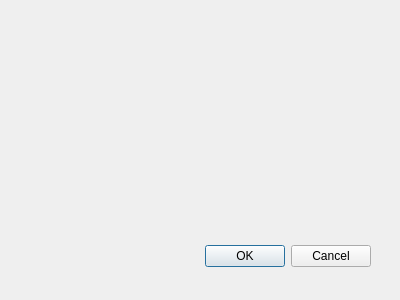
FasolowySpioch/faubla-ultima-item-generator, file gui/dialogue/itemgen/itemgendialogue.ui: the form before one commit.
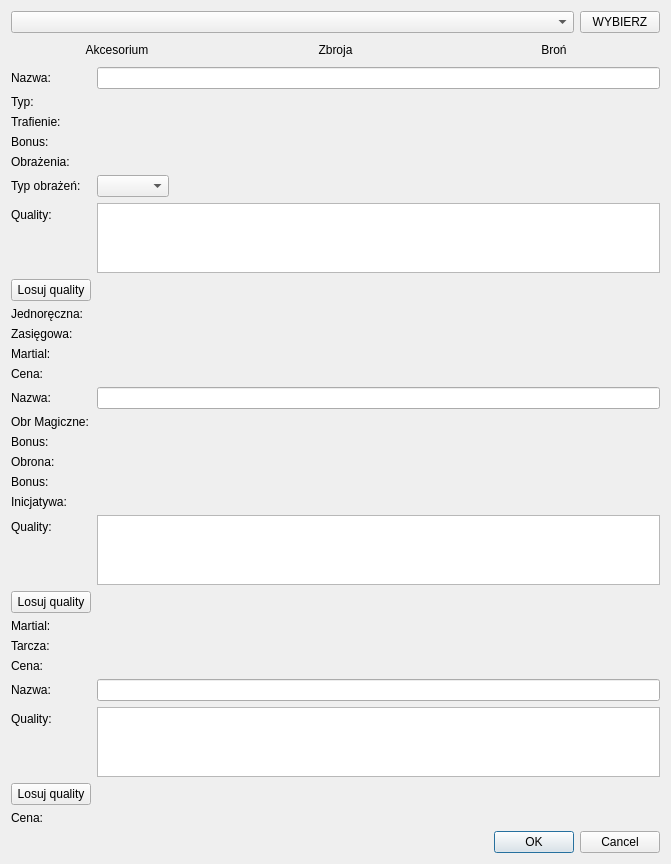
The form after the commit.

Commit message: Skeleton for GUI finished

```diff
--- a/gui/dialogue/itemgen/itemgendialogue.ui
+++ b/gui/dialogue/itemgen/itemgendialogue.ui
@@ -6,29 +6,527 @@
    <rect>
     <x>0</x>
     <y>0</y>
-    <width>400</width>
-    <height>300</height>
+    <width>671</width>
+    <height>596</height>
    </rect>
   </property>
   <property name="windowTitle">
    <string>Dialog</string>
   </property>
-  <widget class="QDialogButtonBox" name="buttonBox">
-   <property name="geometry">
-    <rect>
-     <x>30</x>
-     <y>240</y>
-     <width>341</width>
-     <height>32</height>
-    </rect>
-   </property>
-   <property name="orientation">
-    <enum>Qt::Orientation::Horizontal</enum>
-   </property>
-   <property name="standardButtons">
-    <set>QDialogButtonBox::StandardButton::Cancel|QDialogButtonBox::StandardButton::Ok</set>
-   </property>
-  </widget>
+  <layout class="QVBoxLayout" name="verticalLayout">
+   <item>
+    <layout class="QVBoxLayout" name="verticalLayout_2" stretch="0,0,3,0,0">
+     <item>
+      <layout class="QHBoxLayout" name="ChoosePlayerLayout" stretch="1,0">
+       <item>
+        <widget class="QComboBox" name="comboBoxChoosePlayer"/>
+       </item>
+       <item>
+        <widget class="QPushButton" name="bttnChoosePlayer">
+         <property name="cursor">
+          <cursorShape>ArrowCursor</cursorShape>
+         </property>
+         <property name="text">
+          <string>WYBIERZ</string>
+         </property>
+        </widget>
+       </item>
+      </layout>
+     </item>
+     <item>
+      <layout class="QHBoxLayout" name="ChooseItemLayout">
+       <item>
+        <widget class="QPushButton" name="bttnGenerateAccessory">
+         <property name="cursor">
+          <cursorShape>PointingHandCursor</cursorShape>
+         </property>
+         <property name="text">
+          <string>Akcesorium</string>
+         </property>
+         <property name="checkable">
+          <bool>true</bool>
+         </property>
+         <property name="flat">
+          <bool>true</bool>
+         </property>
+        </widget>
+       </item>
+       <item>
+        <widget class="QPushButton" name="bttnGenerateArmor">
+         <property name="cursor">
+          <cursorShape>PointingHandCursor</cursorShape>
+         </property>
+         <property name="text">
+          <string>Zbroja</string>
+         </property>
+         <property name="flat">
+          <bool>true</bool>
+         </property>
+        </widget>
+       </item>
+       <item>
+        <widget class="QPushButton" name="bttnGenerateWeapon">
+         <property name="cursor">
+          <cursorShape>PointingHandCursor</cursorShape>
+         </property>
+         <property name="text">
+          <string>Broń</string>
+         </property>
+         <property name="flat">
+          <bool>true</bool>
+         </property>
+        </widget>
+       </item>
+      </layout>
+     </item>
+     <item>
+      <layout class="QFormLayout" name="LayoutWeapon">
+       <item row="0" column="0">
+        <widget class="QLabel" name="labelItemName">
+         <property name="text">
+          <string>Nazwa:</string>
+         </property>
+        </widget>
+       </item>
+       <item row="0" column="1">
+        <widget class="QLineEdit" name="lineEditWName">
+         <property name="sizePolicy">
+          <sizepolicy hsizetype="Expanding" vsizetype="Maximum">
+           <horstretch>0</horstretch>
+           <verstretch>0</verstretch>
+          </sizepolicy>
+         </property>
+         <property name="maximumSize">
+          <size>
+           <width>16777215</width>
+           <height>30</height>
+          </size>
+         </property>
+        </widget>
+       </item>
+       <item row="1" column="0">
+        <widget class="QLabel" name="labelWeaponType">
+         <property name="text">
+          <string>Typ:</string>
+         </property>
+        </widget>
+       </item>
+       <item row="1" column="1">
+        <widget class="QLabel" name="labelDisplayWeaponType">
+         <property name="text">
+          <string/>
+         </property>
+        </widget>
+       </item>
+       <item row="2" column="0">
+        <widget class="QLabel" name="labelAccName">
+         <property name="text">
+          <string>Trafienie:</string>
+         </property>
+        </widget>
+       </item>
+       <item row="2" column="1">
+        <widget class="QLabel" name="labelDisplayAccCheck">
+         <property name="text">
+          <string/>
+         </property>
+        </widget>
+       </item>
+       <item row="3" column="0">
+        <widget class="QLabel" name="labelAccBonus">
+         <property name="text">
+          <string>Bonus:</string>
+         </property>
+        </widget>
+       </item>
+       <item row="3" column="1">
+        <widget class="QLabel" name="labelDisplayAccBonus">
+         <property name="text">
+          <string/>
+         </property>
+        </widget>
+       </item>
+       <item row="4" column="0">
+        <widget class="QLabel" name="labelWeaponDmgDesc">
+         <property name="text">
+          <string>Obrażenia:</string>
+         </property>
+        </widget>
+       </item>
+       <item row="4" column="1">
+        <widget class="QLabel" name="labelDisplayWDmgDesc">
+         <property name="text">
+          <string/>
+         </property>
+        </widget>
+       </item>
+       <item row="5" column="0">
+        <widget class="QLabel" name="labelWeaponDmgtype">
+         <property name="text">
+          <string>Typ obrażeń:</string>
+         </property>
+        </widget>
+       </item>
+       <item row="5" column="1">
+        <layout class="QHBoxLayout" name="LayoutComboboxDmgType">
+         <item>
+          <widget class="QComboBox" name="comboBox"/>
+         </item>
+         <item>
+          <spacer name="horizontalSpacer">
+           <property name="orientation">
+            <enum>Qt::Orientation::Horizontal</enum>
+           </property>
+           <property name="sizeHint" stdset="0">
+            <size>
+             <width>40</width>
+             <height>20</height>
+            </size>
+           </property>
+          </spacer>
+         </item>
+        </layout>
+       </item>
+       <item row="6" column="0">
+        <widget class="QLabel" name="labelQualityWeapon">
+         <property name="text">
+          <string>Quality:</string>
+         </property>
+        </widget>
+       </item>
+       <item row="6" column="1">
+        <widget class="QTextBrowser" name="txtBrowserDisplayQuality">
+         <property name="sizePolicy">
+          <sizepolicy hsizetype="Expanding" vsizetype="Maximum">
+           <horstretch>0</horstretch>
+           <verstretch>0</verstretch>
+          </sizepolicy>
+         </property>
+         <property name="maximumSize">
+          <size>
+           <width>1111111</width>
+           <height>100</height>
+          </size>
+         </property>
+        </widget>
+       </item>
+       <item row="7" column="0">
+        <widget class="QPushButton" name="BttnRerollQualityWeap">
+         <property name="text">
+          <string>Losuj quality</string>
+         </property>
+        </widget>
+       </item>
+       <item row="8" column="0">
+        <widget class="QLabel" name="labelOneHanded">
+         <property name="text">
+          <string>Jednoręczna:</string>
+         </property>
+        </widget>
+       </item>
+       <item row="8" column="1">
+        <widget class="QLabel" name="labelDisplayOneHanded">
+         <property name="text">
+          <string/>
+         </property>
+        </widget>
+       </item>
+       <item row="9" column="0">
+        <widget class="QLabel" name="labelRanged">
+         <property name="text">
+          <string>Zasięgowa:</string>
+         </property>
+        </widget>
+       </item>
+       <item row="9" column="1">
+        <widget class="QLabel" name="labelDisplayRange">
+         <property name="text">
+          <string/>
+         </property>
+        </widget>
+       </item>
+       <item row="10" column="0">
+        <widget class="QLabel" name="labelMartialWeapon">
+         <property name="text">
+          <string>Martial:</string>
+         </property>
+        </widget>
+       </item>
+       <item row="10" column="1">
+        <widget class="QLabel" name="labelDisplayMartialW">
+         <property name="text">
+          <string/>
+         </property>
+        </widget>
+       </item>
+       <item row="11" column="0">
+        <widget class="QLabel" name="labelPriceWeapon">
+         <property name="text">
+          <string>Cena:</string>
+         </property>
+        </widget>
+       </item>
+       <item row="11" column="1">
+        <widget class="QLabel" name="labelDisplayPriceW">
+         <property name="text">
+          <string/>
+         </property>
+        </widget>
+       </item>
+      </layout>
+     </item>
+     <item>
+      <layout class="QFormLayout" name="LayoutArmor">
+       <item row="0" column="0">
+        <widget class="QLabel" name="labelArmorName">
+         <property name="text">
+          <string>Nazwa:</string>
+         </property>
+        </widget>
+       </item>
+       <item row="1" column="0">
+        <widget class="QLabel" name="labelMagicDef">
+         <property name="text">
+          <string>Obr Magiczne:</string>
+         </property>
+        </widget>
+       </item>
+       <item row="1" column="1">
+        <widget class="QLabel" name="labelDisplayMagicDef">
+         <property name="text">
+          <string/>
+         </property>
+        </widget>
+       </item>
+       <item row="2" column="0">
+        <widget class="QLabel" name="labelMagicBonus">
+         <property name="text">
+          <string>Bonus:</string>
+         </property>
+        </widget>
+       </item>
+       <item row="2" column="1">
+        <widget class="QLabel" name="labelDisplayMagicBonus">
+         <property name="text">
+          <string/>
+         </property>
+        </widget>
+       </item>
+       <item row="3" column="0">
+        <widget class="QLabel" name="labelDef">
+         <property name="text">
+          <string>Obrona:</string>
+         </property>
+        </widget>
+       </item>
+       <item row="3" column="1">
+        <widget class="QLabel" name="labelDisplayDefense">
+         <property name="text">
+          <string/>
+         </property>
+        </widget>
+       </item>
+       <item row="4" column="0">
+        <widget class="QLabel" name="labelDefBonus">
+         <property name="text">
+          <string>Bonus:</string>
+         </property>
+        </widget>
+       </item>
+       <item row="4" column="1">
+        <widget class="QLabel" name="labelDisplayDefBonus">
+         <property name="text">
+          <string/>
+         </property>
+        </widget>
+       </item>
+       <item row="5" column="0">
+        <widget class="QLabel" name="labelIniciative">
+         <property name="text">
+          <string>Inicjatywa:</string>
+         </property>
+        </widget>
+       </item>
+       <item row="5" column="1">
+        <widget class="QLabel" name="labelDisplayIniciative">
+         <property name="text">
+          <string/>
+         </property>
+        </widget>
+       </item>
+       <item row="6" column="0">
+        <widget class="QLabel" name="labelQualityArmor">
+         <property name="text">
+          <string>Quality:</string>
+         </property>
+        </widget>
+       </item>
+       <item row="6" column="1">
+        <widget class="QTextBrowser" name="txtBrowserQuality">
+         <property name="sizePolicy">
+          <sizepolicy hsizetype="Expanding" vsizetype="Maximum">
+           <horstretch>0</horstretch>
+           <verstretch>0</verstretch>
+          </sizepolicy>
+         </property>
+         <property name="maximumSize">
+          <size>
+           <width>16777215</width>
+           <height>100</height>
+          </size>
+         </property>
+        </widget>
+       </item>
+       <item row="7" column="0">
+        <widget class="QPushButton" name="bttnRerollQualityArm">
+         <property name="text">
+          <string>Losuj quality</string>
+         </property>
+        </widget>
+       </item>
+       <item row="8" column="0">
+        <widget class="QLabel" name="labelMartialArmor">
+         <property name="text">
+          <string>Martial:</string>
+         </property>
+        </widget>
+       </item>
+       <item row="8" column="1">
+        <widget class="QLabel" name="labelDisplayMartialArm">
+         <property name="text">
+          <string/>
+         </property>
+        </widget>
+       </item>
+       <item row="9" column="0">
+        <widget class="QLabel" name="labelShield">
+         <property name="text">
+          <string>Tarcza:</string>
+         </property>
+        </widget>
+       </item>
+       <item row="9" column="1">
+        <widget class="QLabel" name="labelDisplayShield">
+         <property name="text">
+          <string/>
+         </property>
+        </widget>
+       </item>
+       <item row="10" column="0">
+        <widget class="QLabel" name="labelPriceArmor">
+         <property name="text">
+          <string>Cena:</string>
+         </property>
+        </widget>
+       </item>
+       <item row="0" column="1">
+        <widget class="QLineEdit" name="lineEditNameArmor">
+         <property name="sizePolicy">
+          <sizepolicy hsizetype="Expanding" vsizetype="Maximum">
+           <horstretch>0</horstretch>
+           <verstretch>0</verstretch>
+          </sizepolicy>
+         </property>
+         <property name="minimumSize">
+          <size>
+           <width>0</width>
+           <height>0</height>
+          </size>
+         </property>
+         <property name="maximumSize">
+          <size>
+           <width>16777215</width>
+           <height>30</height>
+          </size>
+         </property>
+        </widget>
+       </item>
+      </layout>
+     </item>
+     <item>
+      <layout class="QFormLayout" name="LayoutAccessory">
+       <item row="0" column="0">
+        <widget class="QLabel" name="labelAccesName">
+         <property name="text">
+          <string>Nazwa:</string>
+         </property>
+        </widget>
+       </item>
+       <item row="0" column="1">
+        <widget class="QLineEdit" name="lineEditAccName">
+         <property name="sizePolicy">
+          <sizepolicy hsizetype="Expanding" vsizetype="Maximum">
+           <horstretch>0</horstretch>
+           <verstretch>0</verstretch>
+          </sizepolicy>
+         </property>
+         <property name="maximumSize">
+          <size>
+           <width>16777215</width>
+           <height>30</height>
+          </size>
+         </property>
+        </widget>
+       </item>
+       <item row="1" column="0">
+        <widget class="QLabel" name="labelQualityAcc">
+         <property name="text">
+          <string>Quality:</string>
+         </property>
+        </widget>
+       </item>
+       <item row="1" column="1">
+        <widget class="QTextBrowser" name="textBrowser">
+         <property name="sizePolicy">
+          <sizepolicy hsizetype="Expanding" vsizetype="Maximum">
+           <horstretch>0</horstretch>
+           <verstretch>0</verstretch>
+          </sizepolicy>
+         </property>
+         <property name="maximumSize">
+          <size>
+           <width>16777215</width>
+           <height>100</height>
+          </size>
+         </property>
+        </widget>
+       </item>
+       <item row="2" column="0">
+        <widget class="QPushButton" name="bttnRerollQualityAcc">
+         <property name="text">
+          <string>Losuj quality</string>
+         </property>
+        </widget>
+       </item>
+       <item row="3" column="0">
+        <widget class="QLabel" name="labelPriceAcc">
+         <property name="text">
+          <string>Cena:</string>
+         </property>
+        </widget>
+       </item>
+       <item row="3" column="1">
+        <widget class="QLabel" name="labelDisplayPriceAcc">
+         <property name="text">
+          <string/>
+         </property>
+        </widget>
+       </item>
+      </layout>
+     </item>
+    </layout>
+   </item>
+   <item>
+    <widget class="QDialogButtonBox" name="buttonBox">
+     <property name="orientation">
+      <enum>Qt::Orientation::Horizontal</enum>
+     </property>
+     <property name="standardButtons">
+      <set>QDialogButtonBox::StandardButton::Cancel|QDialogButtonBox::StandardButton::Ok</set>
+     </property>
+    </widget>
+   </item>
+  </layout>
  </widget>
  <resources/>
  <connections>
```
The commit also changes 2 other files.
